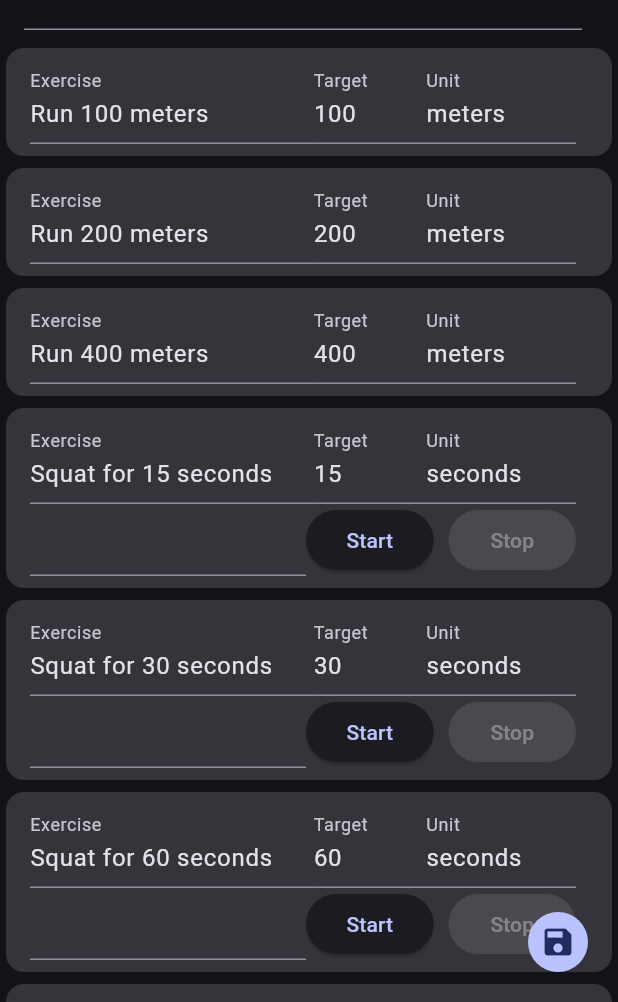
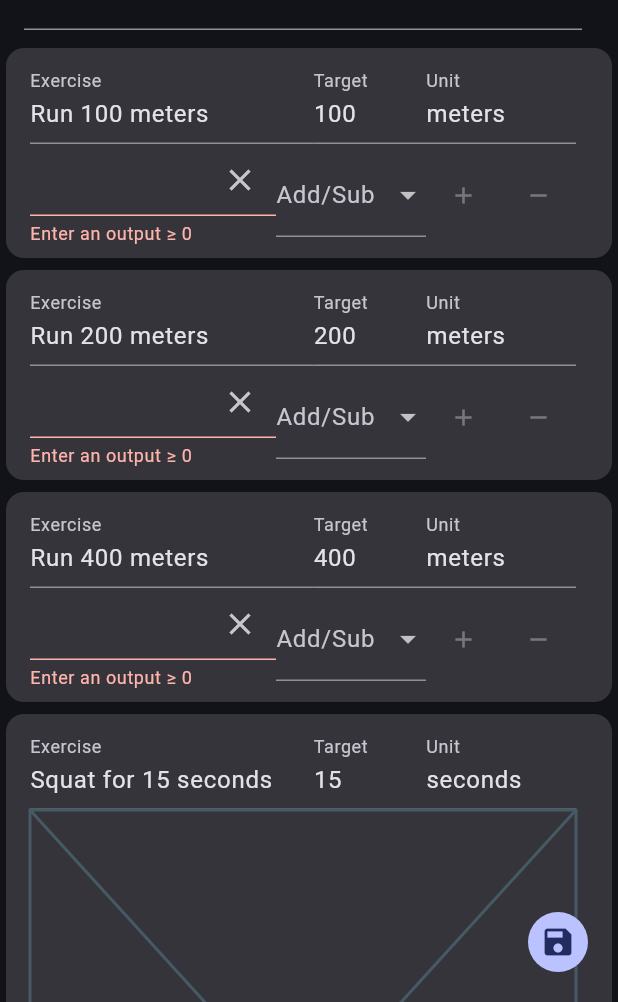
Before and after one commit to ngoantho/flutter-workout-app, a Flutter app: the screen it shows after launch, after a tap on the "save" icon, on a phone screen of 412 x 824 dp, the part 234-1236 px from its top. Run offline on Flutter 3.47's test engine with Material 3 defaults, Android fonts, the phone set to English and light mode, and no system bars; missing offline and left inert: date_only.

Commit message:
methods: move dropdown input

```diff
--- a/lib/pages/workout_recording/methods/stopwatch_method.dart
+++ /dev/null
@@ -1,86 +0,0 @@
-import 'dart:async';
-import 'dart:io';
-
-import 'package:flutter/material.dart';
-import 'package:homework/classes/disabled_focus_node.dart';
-import 'package:homework/models/output.dart';
-
-class StopwatchMethod extends StatefulWidget {
-  final TextEditingController actualOutputController;
-
-  const StopwatchMethod({super.key, required this.actualOutputController});
-
-  @override
-  State<StopwatchMethod> createState() => _StopwatchMethodState();
-}
-
-class _StopwatchMethodState extends State<StopwatchMethod> {
-  late Stopwatch stopwatch;
-  late Timer timer;
-
-  @override
-  void initState() {
-    super.initState();
-
-    stopwatch = Stopwatch();
-    timer = Timer.periodic(Duration(seconds: 1), (timer) {
-      if (stopwatch.isRunning) {
-        setState(() {
-          widget.actualOutputController.output = stopwatch.elapsed.inSeconds;
-        });
-      }
-    });
-  }
-
-  @override
-  Widget build(BuildContext context) {
-    return Row(
-      children: [
-        Expanded(
-            child: TextFormField(
-                controller: widget.actualOutputController,
-                focusNode: DisabledFocusNode(),
-                decoration: widget.actualOutputController.text != ''
-                    ? InputDecoration(
-                        suffixText: 'seconds',
-                        suffixIcon: IconButton(
-                            onPressed: resetStopwatch,
-                            icon: Icon(Icons.backspace)))
-                    : null)),
-        SizedBox(
-            width: 85,
-            child: ElevatedButton(
-                onPressed: stopwatch.isRunning ? null : startStopwatch,
-                child: Text('Start'))),
-        SizedBox(
-          width: 10,
-        ),
-        SizedBox(
-            width: 85,
-            child: ElevatedButton(
-                onPressed: stopwatch.isRunning ? stopStopwatch : null,
-                child: Text('Stop')))
-      ],
-    );
-  }
-
-  void resetStopwatch() {
-    setState(() {
-      stopwatch.stop();
-      stopwatch.reset();
-      widget.actualOutputController.clear();
-    });
-  }
-
-  void startStopwatch() {
-    setState(() {
-      stopwatch.start();
-    });
-  }
-
-  void stopStopwatch() {
-    setState(() {
-      stopwatch.stop();
-    });
-  }
-}
--- /dev/null
+++ b/lib/pages/workout_recording/methods/value_dropdown_method.dart
@@ -0,0 +1,78 @@
+import 'package:flutter/material.dart';
+import 'package:homework/classes/disabled_focus_node.dart';
+import 'package:homework/mixins/to_dropdown.dart';
+import 'package:homework/models/output.dart';
+
+class ValueDropdownMethod extends StatefulWidget {
+  final TextEditingController actualOutputController;
+
+  const ValueDropdownMethod(this.actualOutputController, {super.key});
+
+  @override
+  State<ValueDropdownMethod> createState() => _ValueDropdownMethodState();
+}
+
+class _ValueDropdownMethodState extends State<ValueDropdownMethod>
+    with DropdownMenuItemsMixin {
+  int? selectedValue;
+
+  @override
+  Widget build(BuildContext context) {
+    return Row(
+      children: [
+        Expanded(
+            child: TextFormField(
+                controller: widget.actualOutputController,
+                keyboardType: TextInputType.number,
+                focusNode: DisabledFocusNode(),
+                decoration: InputDecoration(
+                    suffixText: 'meters',
+                    suffixIcon: IconButton(
+                        onPressed: widget.actualOutputController.clear,
+                        icon: Icon(Icons.clear))),
+                validator: validateOutput)),
+        SizedBox(
+            width: 100,
+            child: DropdownButtonFormField(
+                decoration: InputDecoration(labelText: 'Add/Sub'),
+                items: toDropdownMenuItemList([1, 10, 100]),
+                onChanged: (value) => dropdownOnChanged(value))),
+        SizedBox(
+            width: 50,
+            child: TextButton(
+                onPressed: selectedValue != null
+                    ? () => modifyActualOutput(selectedValue!)
+                    : null,
+                child: Icon(Icons.add))),
+        SizedBox(
+            width: 50,
+            child: TextButton(
+                onPressed: selectedValue != null
+                    ? () => modifyActualOutput(-selectedValue!)
+                    : null,
+                child: Icon(Icons.remove)))
+      ],
+    );
+  }
+
+  void dropdownOnChanged(int value) {
+    setState(() => selectedValue = value);
+  }
+
+  void modifyActualOutput(int value) {
+    Output currentOutput = widget.actualOutputController.text.toOutput();
+    setState(() {
+      currentOutput += value;
+      widget.actualOutputController.text = currentOutput.toString();
+    });
+  }
+
+  String? validateOutput(String? input) {
+    if (input == null || input.isEmpty) {
+      return 'Enter an output ≥ 0';
+    } else if (int.parse(input) < 0) {
+      return 'Output must be ≥ 0';
+    }
+    return null;
+  }
+}
--- /dev/null
+++ b/lib/pages/workout_recording/methods/value_slider_method.dart
@@ -0,0 +1,17 @@
+import 'package:flutter/material.dart';
+
+class ValueSliderMethod extends StatefulWidget {
+  final TextEditingController actualOutputController;
+
+  const ValueSliderMethod(this.actualOutputController, {super.key});
+
+  @override
+  State<ValueSliderMethod> createState() => _ValueSliderMethodState();
+}
+
+class _ValueSliderMethodState extends State<ValueSliderMethod> {
+  @override
+  Widget build(BuildContext context) {
+    return const Placeholder();
+  }
+}
--- a/lib/pages/workout_recording/workout_recording_card.dart
+++ b/lib/pages/workout_recording/workout_recording_card.dart
@@ -1,9 +1,10 @@
 import 'package:flutter/material.dart';
 import 'package:homework/models/measurement_unit.dart';
-import 'package:homework/pages/workout_recording/methods/stopwatch_method.dart';
+import 'package:homework/pages/workout_recording/methods/minus_value_plus_method.dart';
+import 'package:homework/pages/workout_recording/methods/value_dropdown_method.dart';
+import 'package:homework/pages/workout_recording/methods/value_slider_method.dart';
 import 'package:homework/widgets/readonly_textfield.dart';
 import 'package:homework/models/exercise.dart';
-import 'package:homework/pages/workout_recording/workout_recording_input.dart';
 
 class WorkoutRecordingCard extends StatefulWidget {
   final Exercise exercise;
@@ -39,9 +40,12 @@ class _WorkoutRecordingCardState extends State<WorkoutRecordingCard> {
             ],
           ),
           subtitle: switch (widget.exercise.measurementUnit) {
-            MeasurementUnit.seconds => StopwatchMethod(actualOutputController: widget.actualOutputController,), // stopwatch
-            MeasurementUnit.meters => null,
-            MeasurementUnit.repetitions => null
+            MeasurementUnit.seconds => ValueSliderMethod(
+                widget.actualOutputController), // value slider +/-
+            MeasurementUnit.meters => ValueDropdownMethod(
+                widget.actualOutputController), // value dropdown +/-
+            MeasurementUnit.repetitions =>
+              MinusValuePlusMethod(widget.actualOutputController) // - value +
           }),
     );
   }
--- a/lib/pages/workout_recording/workout_recording_page.dart
+++ b/lib/pages/workout_recording/workout_recording_page.dart
@@ -27,7 +27,7 @@ class _WorkoutRecordingPageState extends State<WorkoutRecordingPage> {
       return;
     }
 
-    final workout = Workout(
+    final _ = Workout(
         date: _today,
         results: _exerciseResultControllers
             .map((controller) => ExerciseResult(
```
Also changed, not shown: lib/pages/workout_recording/methods/minus_value_plus_method.dart (added, +17 -0 lines), lib/pages/workout_recording/workout_recording_input.dart (deleted, +0 -55 lines), lib/pages/workout_recording/workout_recording_input_action.dart (deleted, +0 -61 lines).
